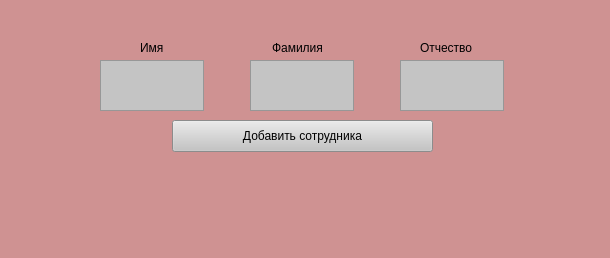
Old version of the form ui/worker.ui in the repository FIIckSesh/MRP.
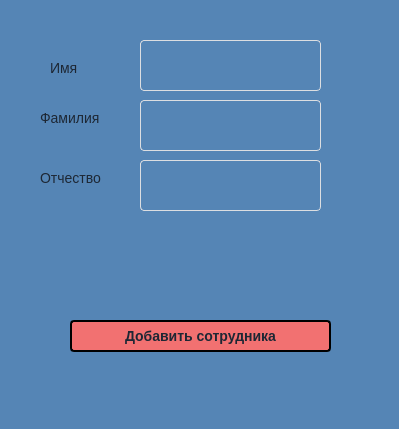
New version of the form.

```diff
--- a/ui/worker.ui
+++ b/ui/worker.ui
@@ -6,36 +6,48 @@
    <rect>
     <x>0</x>
     <y>0</y>
-    <width>610</width>
-    <height>258</height>
+    <width>399</width>
+    <height>429</height>
    </rect>
   </property>
   <property name="windowTitle">
    <string>MainWindow</string>
   </property>
   <property name="styleSheet">
-   <string notr="true">background: #CF9292;
+   <string notr="true">background: #5585B5;
+padding: 0;
+    margin: 0;
+    font-family: 'Open Sans', sans-serif;
+    font-size: 14px;
+    color: #1D2734;
 </string>
   </property>
   <widget class="QWidget" name="centralwidget">
    <widget class="QTextEdit" name="textSurname">
     <property name="geometry">
      <rect>
-      <x>250</x>
-      <y>60</y>
-      <width>104</width>
+      <x>140</x>
+      <y>100</y>
+      <width>181</width>
       <height>51</height>
      </rect>
     </property>
     <property name="styleSheet">
-     <string notr="true">background: #C4C4C4;</string>
+     <string notr="true">width: 100%;
+    outline: none;
+    border: 1px solid #DCDEE1;
+    border-radius: 4px;
+    color: #1D2734;
+    padding-left: 16px;
+    box-sizing: border-box;
+    -webkit-appearance: none;</string>
     </property>
    </widget>
    <widget class="QLabel" name="label">
     <property name="geometry">
      <rect>
-      <x>272</x>
-      <y>40</y>
+      <x>40</x>
+      <y>110</y>
       <width>60</width>
       <height>16</height>
      </rect>
@@ -50,8 +62,8 @@
    <widget class="QLabel" name="label_2">
     <property name="geometry">
      <rect>
-      <x>140</x>
-      <y>40</y>
+      <x>50</x>
+      <y>60</y>
       <width>31</width>
       <height>16</height>
      </rect>
@@ -66,9 +78,9 @@
    <widget class="QLabel" name="label_3">
     <property name="geometry">
      <rect>
-      <x>420</x>
-      <y>40</y>
-      <width>60</width>
+      <x>40</x>
+      <y>170</y>
+      <width>71</width>
       <height>16</height>
      </rect>
     </property>
@@ -82,40 +94,63 @@
    <widget class="QTextEdit" name="textName">
     <property name="geometry">
      <rect>
-      <x>100</x>
-      <y>60</y>
-      <width>104</width>
+      <x>140</x>
+      <y>40</y>
+      <width>181</width>
       <height>51</height>
      </rect>
     </property>
     <property name="styleSheet">
-     <string notr="true">background: #C4C4C4;</string>
+     <string notr="true">width: 100%;
+    outline: none;
+    border: 1px solid #DCDEE1;
+    border-radius: 4px;
+    color: #1D2734;
+    padding-left: 16px;
+    box-sizing: border-box;
+    -webkit-appearance: none;</string>
     </property>
    </widget>
    <widget class="QTextEdit" name="textPatr">
     <property name="geometry">
      <rect>
-      <x>400</x>
-      <y>60</y>
-      <width>104</width>
+      <x>140</x>
+      <y>160</y>
+      <width>181</width>
       <height>51</height>
      </rect>
     </property>
     <property name="styleSheet">
-     <string notr="true">background: #C4C4C4;</string>
+     <string notr="true">width: 100%;
+    outline: none;
+    border: 1px solid #DCDEE1;
+    border-radius: 4px;
+    color: #1D2734;
+    padding-left: 16px;
+    box-sizing: border-box;
+    -webkit-appearance: none;</string>
     </property>
    </widget>
    <widget class="QPushButton" name="addWorkerButton">
     <property name="geometry">
      <rect>
-      <x>172</x>
-      <y>120</y>
+      <x>70</x>
+      <y>320</y>
       <width>261</width>
       <height>32</height>
      </rect>
     </property>
     <property name="styleSheet">
-     <string notr="true">background: #C4C4C4;</string>
+     <string notr="true">border: 2px solid;
+border-radius: 4px;
+box-sizing: border-box;
+cursor: pointer;
+outline: none;
+position: relative;
+transition: 0.3s;
+font-weight: 600;
+vertical-align: middle;
+background: #F27171;</string>
     </property>
     <property name="text">
      <string>Добавить сотрудника</string>
@@ -125,9 +160,9 @@
     <property name="geometry">
      <rect>
       <x>90</x>
-      <y>170</y>
-      <width>471</width>
-      <height>31</height>
+      <y>280</y>
+      <width>221</width>
+      <height>20</height>
      </rect>
     </property>
     <property name="text">
```
Left out of the diff: 4 changed lines with no effect on the pictures.
